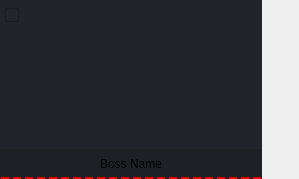
The window that gui/ui_files/monster_profile.ui (evsahal/TaskEX) describes before a commit, drawn with Qt 5.
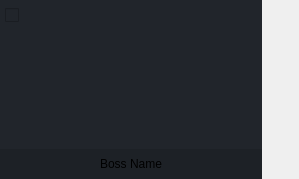
The same window after the commit. Icons and pictures are not drawn.

```diff
--- a/gui/ui_files/monster_profile.ui
+++ b/gui/ui_files/monster_profile.ui
@@ -254,8 +254,7 @@
          </size>
         </property>
         <property name="styleSheet">
-         <string notr="true">background-color: rgb(29, 33, 38);
-border-bottom: 2px dashed red;</string>
+         <string notr="true">background-color: rgb(29, 33, 38);</string>
         </property>
         <property name="frameShape">
          <enum>QFrame::Shape::NoFrame</enum>
```
